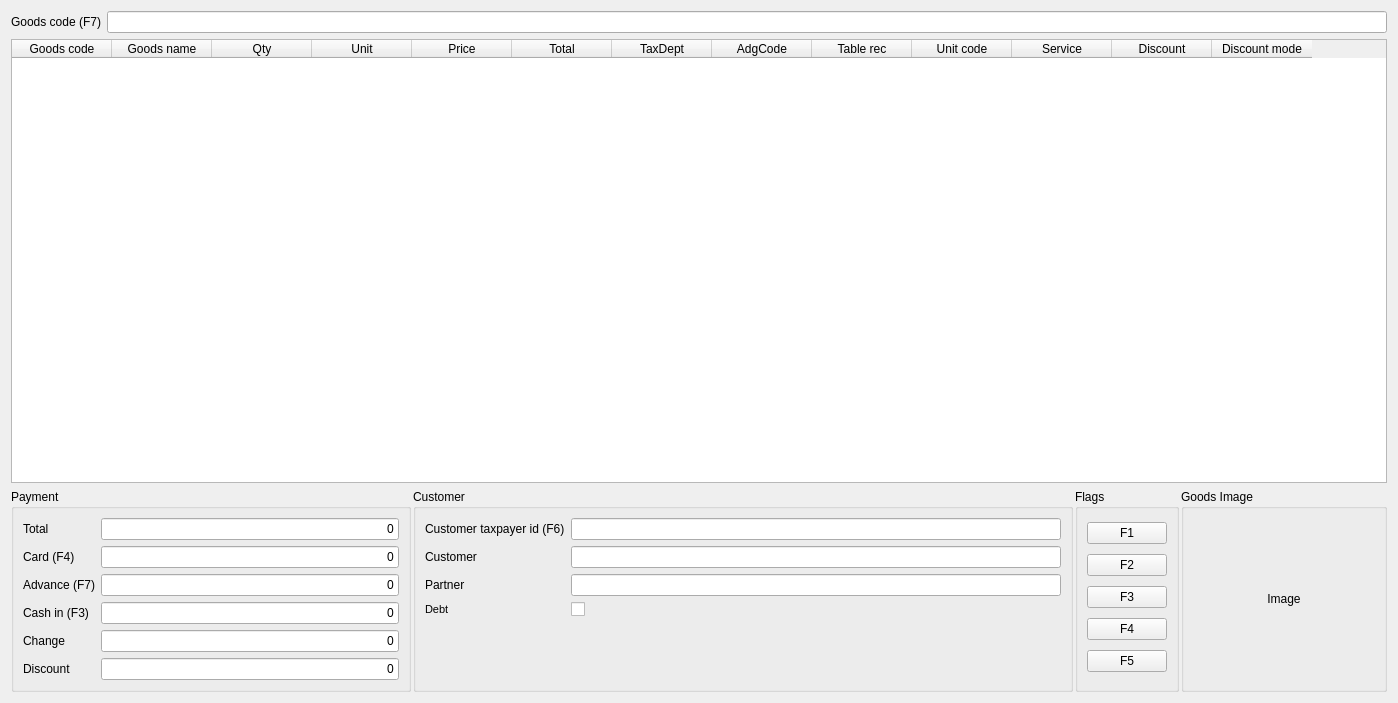
Old version of the form Shop/worder.ui in the repository End1-1/Cafe5.
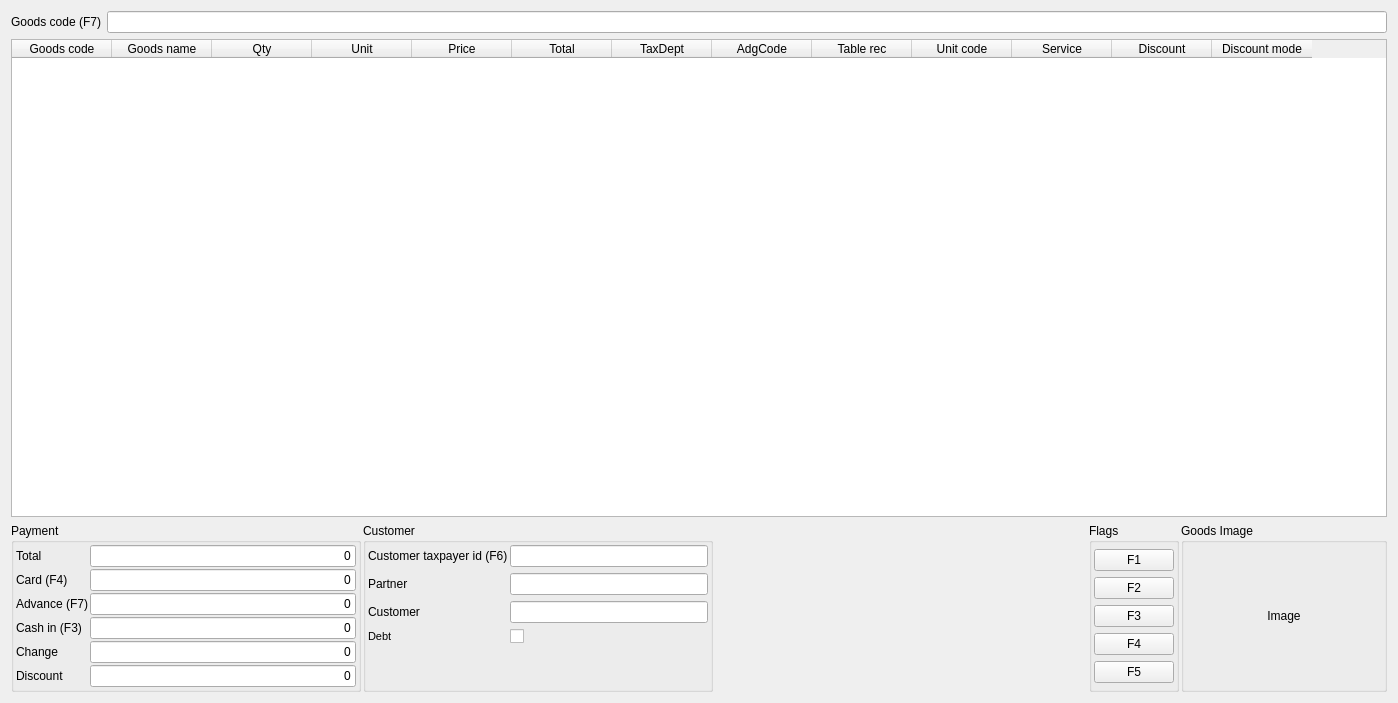
New version of the form. Custom widgets are drawn as their Qt base class.

```diff
--- a/Shop/worder.ui
+++ b/Shop/worder.ui
@@ -56,6 +56,9 @@
      <property name="focusPolicy">
       <enum>Qt::NoFocus</enum>
      </property>
+     <property name="horizontalScrollBarPolicy">
+      <enum>Qt::ScrollBarAlwaysOff</enum>
+     </property>
      <property name="sizeAdjustPolicy">
       <enum>QAbstractScrollArea::AdjustToContents</enum>
      </property>
@@ -157,7 +160,7 @@
        <widget class="QGroupBox" name="grPayment">
         <property name="maximumSize">
          <size>
-          <width>400</width>
+          <width>350</width>
           <height>16777215</height>
          </size>
         </property>
@@ -165,6 +168,24 @@
          <string>Payment</string>
         </property>
         <layout class="QFormLayout" name="formLayout">
+         <property name="horizontalSpacing">
+          <number>2</number>
+         </property>
+         <property name="verticalSpacing">
+          <number>2</number>
+         </property>
+         <property name="leftMargin">
+          <number>2</number>
+         </property>
+         <property name="topMargin">
+          <number>2</number>
+         </property>
+         <property name="rightMargin">
+          <number>2</number>
+         </property>
+         <property name="bottomMargin">
+          <number>2</number>
+         </property>
          <item row="0" column="0">
           <widget class="QLabel" name="lbTotal">
            <property name="text">
@@ -335,10 +356,31 @@
       </item>
       <item>
        <widget class="QGroupBox" name="grCustomer">
+        <property name="maximumSize">
+         <size>
+          <width>350</width>
+          <height>16777215</height>
+         </size>
+        </property>
         <property name="title">
          <string>Customer</string>
         </property>
         <layout class="QFormLayout" name="formLayout_3">
+         <property name="horizontalSpacing">
+          <number>2</number>
+         </property>
+         <property name="leftMargin">
+          <number>2</number>
+         </property>
+         <property name="topMargin">
+          <number>2</number>
+         </property>
+         <property name="rightMargin">
+          <number>2</number>
+         </property>
+         <property name="bottomMargin">
+          <number>2</number>
+         </property>
          <item row="0" column="0">
           <widget class="QLabel" name="lbCustomer_2">
            <property name="sizePolicy">
@@ -381,47 +423,6 @@
           </widget>
          </item>
          <item row="1" column="0">
-          <widget class="QLabel" name="lbCustomer">
-           <property name="sizePolicy">
-            <sizepolicy hsizetype="Minimum" vsizetype="Preferred">
-             <horstretch>0</horstretch>
-             <verstretch>0</verstretch>
-            </sizepolicy>
-           </property>
-           <property name="text">
-            <string>Customer</string>
-           </property>
-          </widget>
-         </item>
-         <item row="1" column="1">
-          <widget class="C5LineEdit" name="leCustomer">
-           <property name="minimumSize">
-            <size>
-             <width>130</width>
-             <height>0</height>
-            </size>
-           </property>
-           <property name="maximumSize">
-            <size>
-             <width>16777215</width>
-             <height>16777215</height>
-            </size>
-           </property>
-           <property name="font">
-            <font>
-             <weight>75</weight>
-             <bold>true</bold>
-            </font>
-           </property>
-           <property name="focusPolicy">
-            <enum>Qt::NoFocus</enum>
-           </property>
-           <property name="readOnly">
-            <bool>true</bool>
-           </property>
-          </widget>
-         </item>
-         <item row="2" column="0">
           <widget class="QLabel" name="lbPartner">
            <property name="sizePolicy">
             <sizepolicy hsizetype="Minimum" vsizetype="Preferred">
@@ -440,7 +441,7 @@
            </property>
           </widget>
          </item>
-         <item row="2" column="1">
+         <item row="1" column="1">
           <widget class="C5LineEdit" name="lePartner">
            <property name="minimumSize">
             <size>
@@ -468,6 +469,47 @@
            </property>
           </widget>
          </item>
+         <item row="2" column="0">
+          <widget class="QLabel" name="lbCustomer">
+           <property name="sizePolicy">
+            <sizepolicy hsizetype="Minimum" vsizetype="Preferred">
+             <horstretch>0</horstretch>
+             <verstretch>0</verstretch>
+            </sizepolicy>
+           </property>
+           <property name="text">
+            <string>Customer</string>
+           </property>
+          </widget>
+         </item>
+         <item row="2" column="1">
+          <widget class="C5LineEdit" name="leCustomer">
+           <property name="minimumSize">
+            <size>
+             <width>130</width>
+             <height>0</height>
+            </size>
+           </property>
+           <property name="maximumSize">
+            <size>
+             <width>16777215</width>
+             <height>16777215</height>
+            </size>
+           </property>
+           <property name="font">
+            <font>
+             <weight>75</weight>
+             <bold>true</bold>
+            </font>
+           </property>
+           <property name="focusPolicy">
+            <enum>Qt::NoFocus</enum>
+           </property>
+           <property name="readOnly">
+            <bool>true</bool>
+           </property>
+          </widget>
+         </item>
          <item row="3" column="0">
           <widget class="QLabel" name="lbDept">
            <property name="sizePolicy">
@@ -502,11 +544,39 @@
        </widget>
       </item>
       <item>
-       <widget class="QGroupBox" name="groupBox_4">
+       <spacer name="horizontalSpacer">
+        <property name="orientation">
+         <enum>Qt::Horizontal</enum>
+        </property>
+        <property name="sizeHint" stdset="0">
+         <size>
+          <width>40</width>
+          <height>20</height>
+         </size>
+        </property>
+       </spacer>
+      </item>
+      <item>
+       <widget class="QGroupBox" name="grFlags">
         <property name="title">
          <string>Flags</string>
         </property>
         <layout class="QVBoxLayout" name="verticalLayout_3">
+         <property name="spacing">
+          <number>2</number>
+         </property>
+         <property name="leftMargin">
+          <number>2</number>
+         </property>
+         <property name="topMargin">
+          <number>2</number>
+         </property>
+         <property name="rightMargin">
+          <number>2</number>
+         </property>
+         <property name="bottomMargin">
+          <number>2</number>
+         </property>
          <item>
           <widget class="QPushButton" name="btnF1">
            <property name="focusPolicy">
```
Left out of the diff: 7 changed lines with no effect on the pictures.
